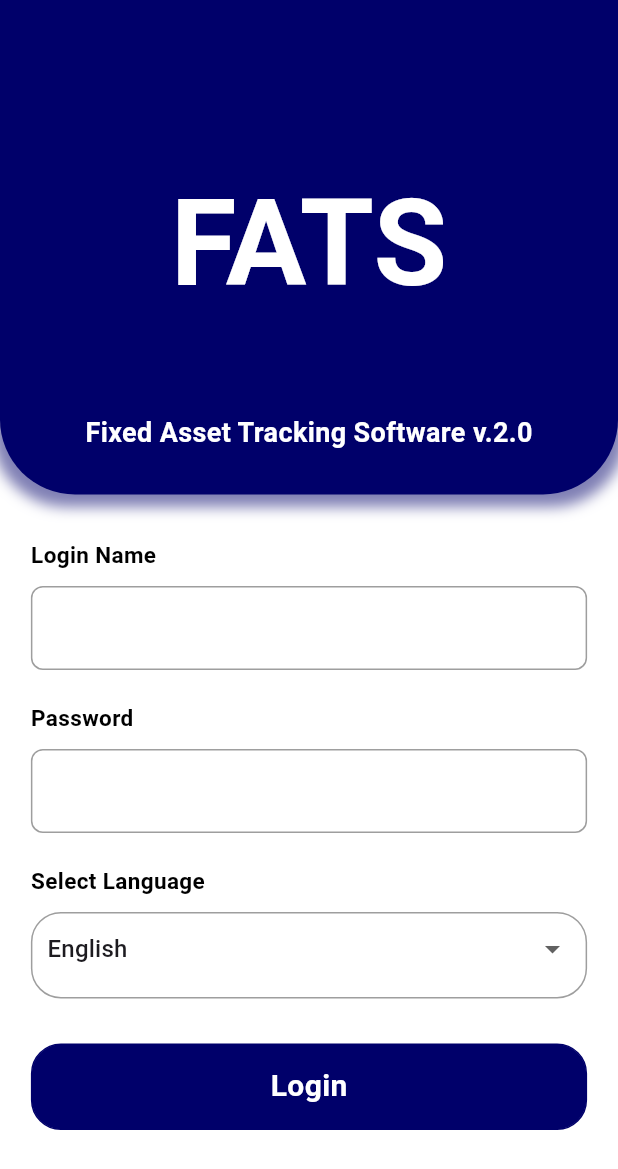
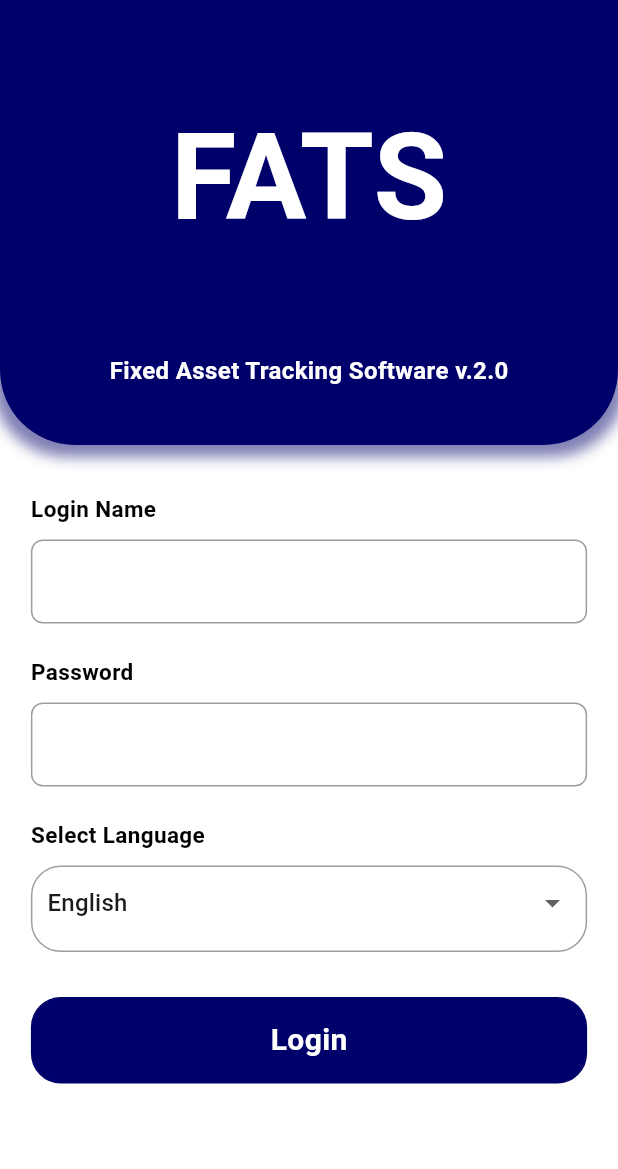
Before and after one commit to faysalzaman/FATS_Nartec, a Flutter app: the screen it shows after launch, on a phone screen of 412 x 824 dp. Shown: the top 1169 px of the screen. Run offline on Flutter 3.47's test engine with Material 3 defaults, Android fonts, the light colour scheme and no system bars; our stand-ins replace barcode_widget, dropdown_search, get, image_picker, pdf, printing and 1 more.

Commit message:
Update flutter version and dependencies, improve UI and user experience in asset management and transaction screens

```diff
--- a/lib/screens/login_screen.dart
+++ b/lib/screens/login_screen.dart
@@ -1,5 +1,6 @@
 import 'dart:convert';
 
+import 'package:fats_client/widgets/fats_widget.dart';
 import 'package:flutter/material.dart';
 import 'package:get/get.dart';
 import 'package:http/http.dart' as http;
@@ -102,49 +103,8 @@ class _LoginScreenState extends State<LoginScreen> {
               mainAxisAlignment: MainAxisAlignment.start,
               crossAxisAlignment: CrossAxisAlignment.center,
               children: <Widget>[
-                Container(
-                  width: MediaQuery.of(context).size.width * 1,
-                  height: MediaQuery.of(context).size.height * 0.4,
-                  decoration: BoxDecoration(
-                    color: Constant.primaryColor,
-                    borderRadius: const BorderRadius.only(
-                      bottomLeft: Radius.circular(50),
-                      bottomRight: Radius.circular(50),
-                    ),
-                    boxShadow: [
-                      BoxShadow(
-                        color: Constant.primaryColor.withOpacity(0.5),
-                        spreadRadius: 5,
-                        blurRadius: 7,
-                        offset:
-                            const Offset(0, 3), // changes position of shadow
-                      ),
-                    ],
-                  ),
-                  child: const Column(
-                    mainAxisAlignment: MainAxisAlignment.spaceAround,
-                    children: [
-                      Text(""),
-                      Text(
-                        "FATS",
-                        style: TextStyle(
-                          fontSize: 80,
-                          color: Colors.white,
-                          fontWeight: FontWeight.bold,
-                        ),
-                      ),
-                      Text(
-                        "Fixed Asset Tracking Software v.2.0",
-                        style: TextStyle(
-                          fontSize: 18,
-                          color: Colors.white,
-                          fontWeight: FontWeight.bold,
-                        ),
-                      ),
-                    ],
-                  ),
-                ),
-                const SizedBox(height: 30),
+                const FatsWidget(),
+                const SizedBox(height: 32),
                 Column(
                   crossAxisAlignment: CrossAxisAlignment.start,
                   children: [
--- /dev/null
+++ b/lib/widgets/fats_widget.dart
@@ -0,0 +1,53 @@
+import 'package:fats_client/constants.dart';
+import 'package:flutter/material.dart';
+
+class FatsWidget extends StatelessWidget {
+  const FatsWidget({Key? key}) : super(key: key);
+  @override
+  Widget build(BuildContext context) {
+    return Container(
+      width: MediaQuery.of(context).size.width * 1,
+      height: MediaQuery.of(context).size.height * 0.36,
+      decoration: BoxDecoration(
+        color: Constant.primaryColor,
+        borderRadius: const BorderRadius.only(
+          bottomLeft: Radius.circular(50),
+          bottomRight: Radius.circular(50),
+        ),
+        boxShadow: [
+          BoxShadow(
+            color: Constant.primaryColor.withOpacity(0.5),
+            spreadRadius: 5,
+            blurRadius: 7,
+            offset: const Offset(0, 3),
+          ),
+        ],
+      ),
+      child: const Column(
+        mainAxisAlignment: MainAxisAlignment.spaceAround,
+        children: [
+          Spacer(),
+          Text(
+            "FATS",
+            style: TextStyle(
+              fontSize: 80,
+              color: Colors.white,
+              fontWeight: FontWeight.bold,
+            ),
+          ),
+          Spacer(),
+          Expanded(
+            child: Text(
+              "Fixed Asset Tracking Software v.2.0",
+              style: TextStyle(
+                fontSize: 16,
+                color: Colors.white,
+                fontWeight: FontWeight.bold,
+              ),
+            ),
+          ),
+        ],
+      ),
+    );
+  }
+}
```
Also changed, not shown: lib/screens/AssetTransaction/asset_movement.dart (renamed from lib/screens/AssetTransaction/asset_management.dart, +5 -5 lines), lib/screens/AssetTransaction/asset_transaction.dart (+5 -7 lines), lib/screens/home_screen.dart (+25 -7 lines), 1 other file.
